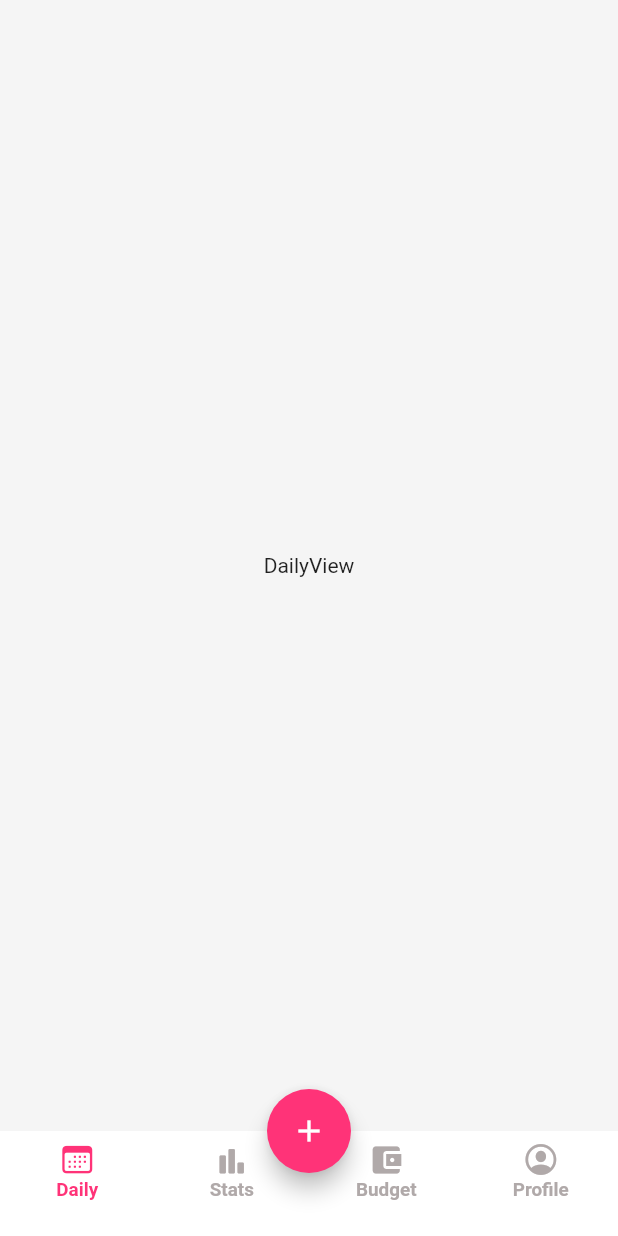
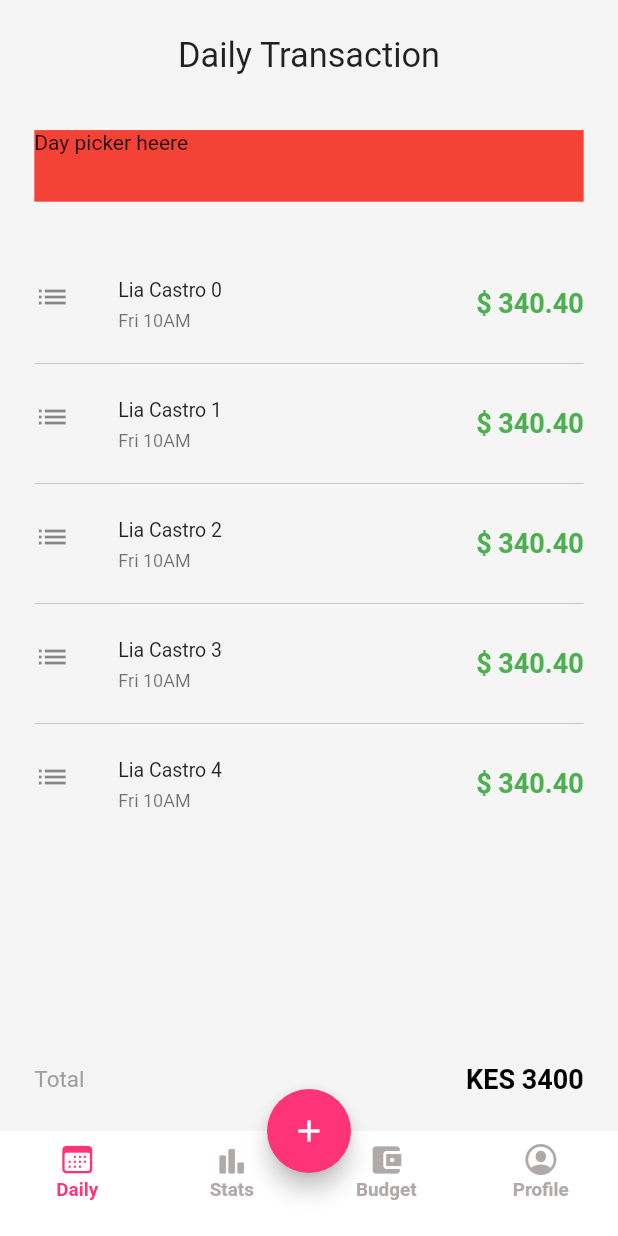
Before and after one commit to evansmwenda/ExpenseTracker, a Flutter app: the screen it shows after launch, on a phone screen of 412 x 824 dp. Run offline on Flutter 3.47's test engine with Material 2 defaults, Android fonts, the phone set to English and light mode, and no system bars; our stand-ins replace flutter_screenutil, get.

Commit message:
daily view ready

```diff
--- a/lib/ui/home/home_view.dart
+++ b/lib/ui/home/home_view.dart
@@ -21,7 +21,8 @@ class HomeView extends GetView<HomeController> {
 
   @override
   Widget build(BuildContext context) {
-    return Scaffold(
+    return SafeArea(
+      child: Scaffold(
         body: Obx(
           () => pages[controller.tabIndex],
         ),
@@ -70,6 +71,7 @@ class HomeView extends GetView<HomeController> {
           onPressed: () {},
           child: const Center(
             child: Icon(Icons.add, color: Colors.white),
+          ),
         ),
       ),
     );
--- a/lib/ui/home/tabs/daily/daily_view.dart
+++ b/lib/ui/home/tabs/daily/daily_view.dart
@@ -1,4 +1,5 @@
 import 'package:flutter/material.dart';
+import 'package:flutter_screenutil/flutter_screenutil.dart';
 import 'package:get/get.dart';
 
 import 'daily_controller.dart';
@@ -9,10 +10,74 @@ class DailyView extends GetView<DailyController> {
   @override
   Widget build(BuildContext context) {
     return Container(
+      padding: EdgeInsets.symmetric(horizontal: 20.w, vertical: 20.h),
       color: const Color(0xfff5f5f5),
-    child: Center(
-  child: Text("DailyView"),
-  ),
+      child: Column(
+        children: [
+          Text(
+            "Daily Transaction",
+            style: TextStyle(
+              fontSize: 20.sp,
+            ),
+          ),
+          SizedBox(
+            height: 30.h,
+          ),
+          Container(
+            height: 40.h,
+            width: double.infinity,
+            color: Colors.red,
+            child: Text("Day picker heere"),
+          ),
+          SizedBox(
+            height: 30.h,
+          ),
+          Expanded(
+            child: ListView.separated(
+                itemCount: 5,
+                separatorBuilder: (context, index) {
+                  return Divider(
+                    color: Colors.grey.withOpacity(0.5),
+                  );
+                },
+                itemBuilder: (BuildContext context, int index) {
+                  return ListTile(
+                    contentPadding: EdgeInsets.zero,
+                    dense: true,
+                    leading: const Icon(Icons.list),
+                    trailing: const Text(
+                      "\$ 340.40",
+                      style: TextStyle(
+                          color: Colors.green,
+                          fontWeight: FontWeight.w700,
+                          fontSize: 18),
+                    ),
+                    title: Text("Lia Castro $index"),
+                    subtitle: Text("Fri 10AM"),
+                  );
+                }),
+          ),
+          Row(
+            mainAxisAlignment: MainAxisAlignment.spaceBetween,
+            children: [
+              Text(
+                "Total",
+                style: TextStyle(
+                    color: Colors.grey,
+                    fontWeight: FontWeight.w400,
+                    fontSize: 15),
+              ),
+              Text(
+                "KES 3400",
+                style: TextStyle(
+                    color: Colors.black,
+                    fontWeight: FontWeight.w700,
+                    fontSize: 18),
+              )
+            ],
+          ),
+        ],
+      ),
     );
   }
 }
```
Lines whose indentation alone changed are shown as unchanged.
